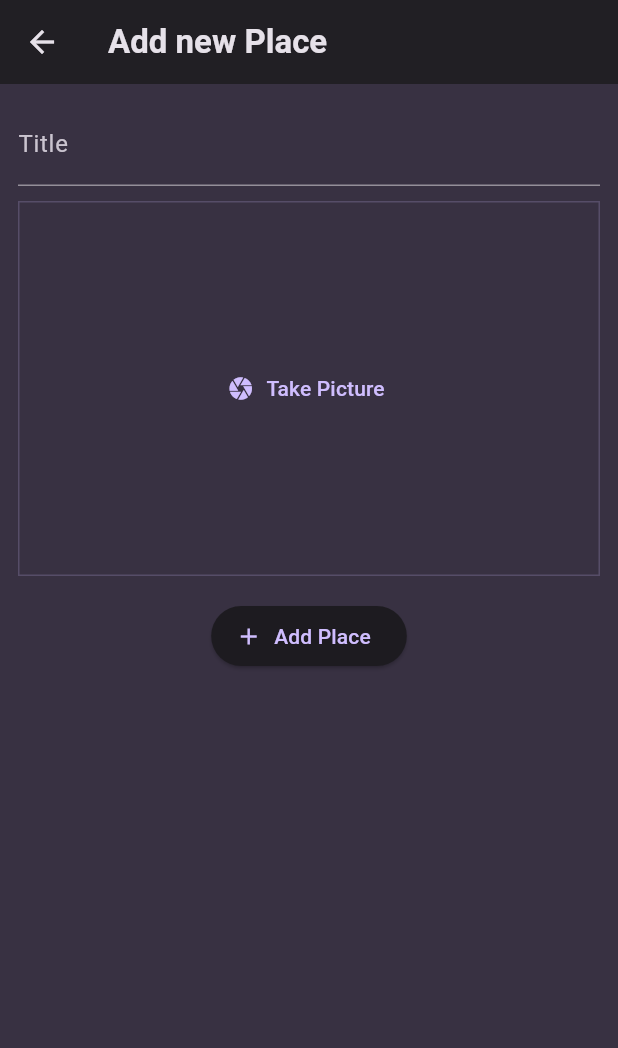
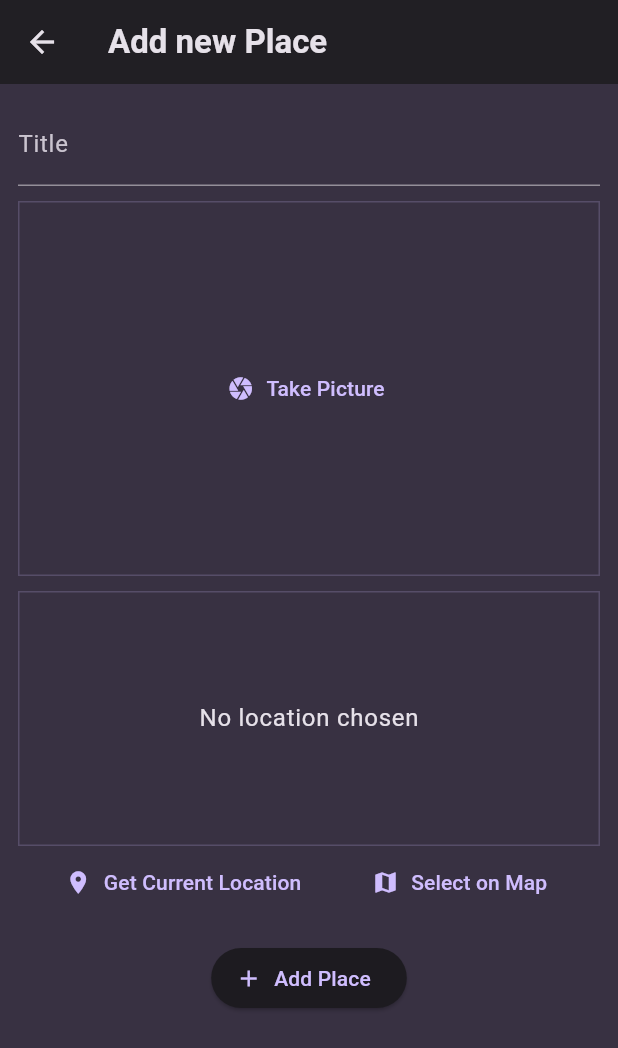
Before and after one commit to shyammca19/favorite_places, a Flutter app: the screen it shows after launch, after a tap on the "add" icon, on a phone screen of 412 x 824 dp. Shown: the top 1048 px of the screen. Run offline on Flutter 3.47's test engine with Material 3 defaults, Android fonts, the phone set to English and light mode, and no system bars; our stand-ins replace flutter_riverpod, google_fonts, google_maps_flutter, image_picker, location, sqflite; accounts and stored records are empty; network calls fail.

Commit message:
google map api and local database added

```diff
--- a/lib/models/place.dart
+++ b/lib/models/place.dart
@@ -3,10 +3,26 @@ import 'dart:io';
 
 const uuid = Uuid();
 
+class PlaceLocation {
+  const PlaceLocation(
+      {required this.latitude, required this.longitude, required this.address});
+
+  final double latitude;
+  final double longitude;
+  final String address;
+}
+
 class Place {
-  Place({required this.title, required this.image}) : id = uuid.v4();
+  Place({
+    required this.title,
+    required this.image,
+    required this.location,
+    String? id,
+  }) : id = id ?? uuid.v4();
+  //here we get an id(it comes from sqflite database) and optional and store it in id if received id is not null...if is null?? use uuid.v4()
 
   final String id;
   final String title;
   final File image;
+  final PlaceLocation location;
 }
--- a/lib/providers/user_places.dart
+++ b/lib/providers/user_places.dart
@@ -1,12 +1,65 @@
 import 'package:flutter_riverpod/flutter_riverpod.dart';
 import 'package:favorite_places/models/place.dart';
 import 'dart:io';
+import 'package:path_provider/path_provider.dart' as syspaths;
+import 'package:path/path.dart' as path;
+import 'package:sqflite/sqflite.dart' as sql;
+import 'package:sqflite/sqlite_api.dart';
+
+Future<Database> _getDatabase() async {
+  final dbPath = await sql.getDatabasesPath();
+  final db = await sql.openDatabase(
+    path.join(dbPath, 'places.db'),
+    onCreate: (db, version) {
+      return db.execute(
+          'CREATE TABLE user_places(id TEXT PRIMARY KEY, title TEXT, image TEXT, lat REAL, lng REAL, address TEXT)');
+    },
+    version: 1,
+  );
+  return db;
+}
 
 class UserPlacesNotifier extends StateNotifier<List<Place>> {
   UserPlacesNotifier() : super(const []);
 
-  void addPlace(String title, File image) {
-    final newPlace = Place(title: title, image: image);
+  Future<void> loadPlaces() async {
+    final db = await _getDatabase();
+    final data = await db.query('user_places');
+    final places = data
+        .map(
+          (row) => Place(
+            id: row['id'] as String,
+            title: row['title'] as String,
+            image: File(row['image'] as String),
+            location: PlaceLocation(
+                latitude: row['lat'] as double,
+                longitude: row['lng'] as double,
+                address: row['address'] as String),
+          ),
+        )
+        .toList();
+
+    state = places;
+  }
+
+  void addPlace(String title, File image, PlaceLocation location) async {
+    final appDir = await syspaths.getApplicationDocumentsDirectory();
+    final filename = path.basename(image.path);
+    final copiedImage = await image.copy('${appDir.path}/$filename');
+
+    final newPlace =
+        Place(title: title, image: copiedImage, location: location);
+
+    final db = await _getDatabase();
+    db.insert('user_places', {
+      'id': newPlace.id,
+      'title': newPlace.title,
+      'image': newPlace.image.path,
+      'lat': newPlace.location.latitude,
+      'lng': newPlace.location.longitude,
+      'address': newPlace.location.address,
+    });
+
     state = [newPlace, ...state];
   }
 }
--- a/lib/screens/add_place.dart
+++ b/lib/screens/add_place.dart
@@ -1,8 +1,10 @@
+import 'package:favorite_places/models/place.dart';
 import 'package:flutter/material.dart';
 import 'package:flutter_riverpod/flutter_riverpod.dart';
 import 'package:favorite_places/providers/user_places.dart';
 import 'package:favorite_places/widgets/image_input.dart';
 import 'dart:io';
+import 'package:favorite_places/widgets/location_input.dart';
 
 class AddPlaceScreen extends ConsumerStatefulWidget {
   const AddPlaceScreen({super.key});
@@ -16,17 +18,20 @@ class AddPlaceScreen extends ConsumerStatefulWidget {
 class _AddPlaceScreenState extends ConsumerState<AddPlaceScreen> {
   final _titleController = TextEditingController();
   File? _selectedImage;
+  PlaceLocation? _selectedLocation;
 
   void _savePlace() {
     final enteredTitle = _titleController.text;
 
-    if (enteredTitle.isEmpty || _selectedImage == null) {
+    if (enteredTitle.isEmpty ||
+        _selectedImage == null ||
+        _selectedLocation == null) {
       return;
     }
 
     ref
         .read(userPlacesProvider.notifier)
-        .addPlace(enteredTitle, _selectedImage!);
+        .addPlace(enteredTitle, _selectedImage!, _selectedLocation!);
 
     Navigator.of(context).pop();
   }
@@ -65,6 +70,14 @@ class _AddPlaceScreenState extends ConsumerState<AddPlaceScreen> {
               },
             ),
             const SizedBox(
+              height: 10,
+            ),
+            LocationInput(
+              onSelectLocation: (location) {
+                _selectedLocation = location;
+              },
+            ),
+            const SizedBox(
               height: 16,
             ),
             ElevatedButton.icon(
--- a/lib/screens/places.dart
+++ b/lib/screens/places.dart
@@ -4,11 +4,26 @@ import 'package:favorite_places/widgets/places_list.dart';
 import 'package:flutter_riverpod/flutter_riverpod.dart';
 import 'package:favorite_places/providers/user_places.dart';
 
-class PlacesScreen extends ConsumerWidget {
+class PlacesScreen extends ConsumerStatefulWidget {
   const PlacesScreen({super.key});
 
   @override
-  Widget build(BuildContext context, WidgetRef ref) {
+  ConsumerState<PlacesScreen> createState() {
+    return _PlacesScreenState();
+  }
+}
+
+class _PlacesScreenState extends ConsumerState<PlacesScreen> {
+  late Future<void> _placesFuture;
+
+  @override
+  void initState() {
+    super.initState();
+    _placesFuture = ref.read(userPlacesProvider.notifier).loadPlaces();
+  }
+
+  @override
+  Widget build(BuildContext context) {
     final userPlaces =
         ref.watch(userPlacesProvider); //watch is a listener for data changes
 
@@ -30,8 +45,16 @@ class PlacesScreen extends ConsumerWidget {
       ),
       body: Padding(
         padding: const EdgeInsets.all(8.0),
-        child: PlacesList(
-          places: userPlaces,
+        child: FutureBuilder(
+          future: _placesFuture,
+          builder: (context, snapshot) =>
+              snapshot.connectionState == ConnectionState.waiting
+                  ? const Center(
+                      child: CircularProgressIndicator(),
+                    )
+                  : PlacesList(
+                      places: userPlaces,
+                    ),
         ),
       ),
     );
--- /dev/null
+++ b/lib/widgets/location_input.dart
@@ -0,0 +1,165 @@
+import 'package:flutter/material.dart';
+import 'package:google_maps_flutter/google_maps_flutter.dart';
+import 'package:location/location.dart';
+import 'package:http/http.dart' as http;
+import 'dart:convert';
+import 'package:favorite_places/models/place.dart';
+import 'package:favorite_places/screens/map.dart';
+
+class LocationInput extends StatefulWidget {
+  const LocationInput({super.key, required this.onSelectLocation});
+
+  final void Function(PlaceLocation location) onSelectLocation;
+
+  @override
+  State<LocationInput> createState() {
+    return _LocationInputState();
+  }
+}
+
+class _LocationInputState extends State<LocationInput> {
+  //Location? _pickedLocation;
+  PlaceLocation? _pickedLocation;
+  var _isGettingLocation = false;
+
+  //google maps static api
+  String get locationImage {
+    if (_pickedLocation == null) {
+      return '';
+    }
+    final lat = _pickedLocation!.latitude;
+    final lng = _pickedLocation!.longitude;
+    return 'https://maps.googleapis.com/maps/api/staticmap?center=$lat,$lng&zoom=16&size=600x300&maptype=roadmap&markers=color:red%7Clabel:A%7C$lat,$lng&key=YOUR_API_KEY';
+  }
+
+  Future<void> _savePlace(double latitude, double longitude) async {
+    //reverse geocoding request and response
+    final url = Uri.parse(
+        'https://maps.googleapis.com/maps/api/geocode/json?latlng=$latitude,$longitude&key=YOUR_API_KEY');
+    final response = await http.get(url);
+    final responseData = json.decode(response.body);
+    final address = responseData['results'][0]['formatted_address'];
+
+    setState(() {
+      _pickedLocation = PlaceLocation(
+          latitude: latitude, longitude: longitude, address: address);
+      _isGettingLocation = false;
+    });
+
+    widget.onSelectLocation(_pickedLocation!);
+  }
+
+  void _getCurrentLocation() async {
+    setState(() {
+      _isGettingLocation = true;
+    });
+
+    Location location = Location();
+
+    bool serviceEnabled;
+    PermissionStatus permissionGranted;
+    LocationData locationData;
+
+    serviceEnabled = await location.serviceEnabled();
+    if (!serviceEnabled) {
+      serviceEnabled = await location.requestService();
+      if (!serviceEnabled) {
+        return;
+      }
+    }
+
+    permissionGranted = await location.hasPermission();
+    if (permissionGranted == PermissionStatus.denied) {
+      permissionGranted = await location.requestPermission();
+      if (permissionGranted != PermissionStatus.granted) {
+        return;
+      }
+    }
+
+    setState(() {
+      _isGettingLocation = true;
+    });
+
+    locationData = await location.getLocation();
+    final lat = locationData.latitude;
+    final lng = locationData.longitude;
+
+    if (lat == null || lng == null) {
+      return;
+    }
+
+    _savePlace(lat, lng);
+
+    print(locationData.latitude);
+    print(locationData.longitude);
+  }
+
+  void _selectOnMap() async {
+    final pickedLocation = await Navigator.of(context).push<LatLng>(
+      MaterialPageRoute(
+        builder: (ctx) => const MapScreen(),
+      ),
+    );
+
+    if (pickedLocation == null) {
+      return;
+    }
+
+    _savePlace(pickedLocation.latitude, pickedLocation.longitude);
+  }
+
+  @override
+  Widget build(BuildContext context) {
+    Widget previewContent = Text(
+      'No location chosen',
+      style: Theme.of(context).textTheme.bodyLarge!.copyWith(
+            color: Theme.of(context).colorScheme.onSurface,
+          ),
+    );
+
+    if (_pickedLocation != null) {
+      previewContent = Image.network(
+        locationImage,
+        fit: BoxFit.cover,
+        width: double.infinity,
+        height: double.infinity,
+      );
+    }
+
+    if (_isGettingLocation) {
+      previewContent = const CircularProgressIndicator();
+    }
+
+    return Column(
+      children: [
+        Container(
+          height: 170,
+          width: double.infinity,
+          alignment: Alignment.center,
+          decoration: BoxDecoration(
+            border: Border.all(
+              width: 1,
+              color: Theme.of(context).colorScheme.primary.withOpacity(0.2),
+            ),
+          ),
+          child: previewContent,
+        ),
+        Row(
+          mainAxisAlignment: MainAxisAlignment.spaceEvenly,
+          children: [
+            TextButton.icon(
+              icon: const Icon(Icons.location_on),
+              label: const Text('Get Current Location'),
+              onPressed: _getCurrentLocation,
+            ),
+            TextButton.icon(
+              icon: const Icon(Icons.map),
+              label: const Text('Select on Map'),
+              onPressed: _selectOnMap,
+            ),
+          ],
+        ),
+      ],
+    );
+  }
+}
--- a/lib/widgets/places_list.dart
+++ b/lib/widgets/places_list.dart
@@ -33,6 +33,12 @@ class PlacesList extends StatelessWidget {
                 color: Theme.of(context).colorScheme.onSurface,
               ),
         ),
+        subtitle: Text(
+          places[index].location.address,
+          style: Theme.of(context).textTheme.bodySmall!.copyWith(
+                color: Theme.of(context).colorScheme.onSurface,
+              ),
+        ),
         onTap: () {
           Navigator.of(context).push(
             MaterialPageRoute(
--- a/pubspec.yaml
+++ b/pubspec.yaml
@@ -39,6 +39,12 @@ dependencies:
   uuid: ^4.4.2
   flutter_riverpod: ^2.5.1
   image_picker: ^1.1.2
+  location: ^6.0.2
+  http: ^1.2.2
+  google_maps_flutter: ^2.9.0
+  path_provider: ^2.1.4
+  path: ^1.9.0
+  sqflite: ^2.3.3+1
 
 dev_dependencies:
   flutter_test:
```
Also changed, not shown: lib/screens/map.dart (added, +67 -0 lines), lib/screens/place_details.dart (+56 -0 lines), pubspec.lock, 5 other files.
